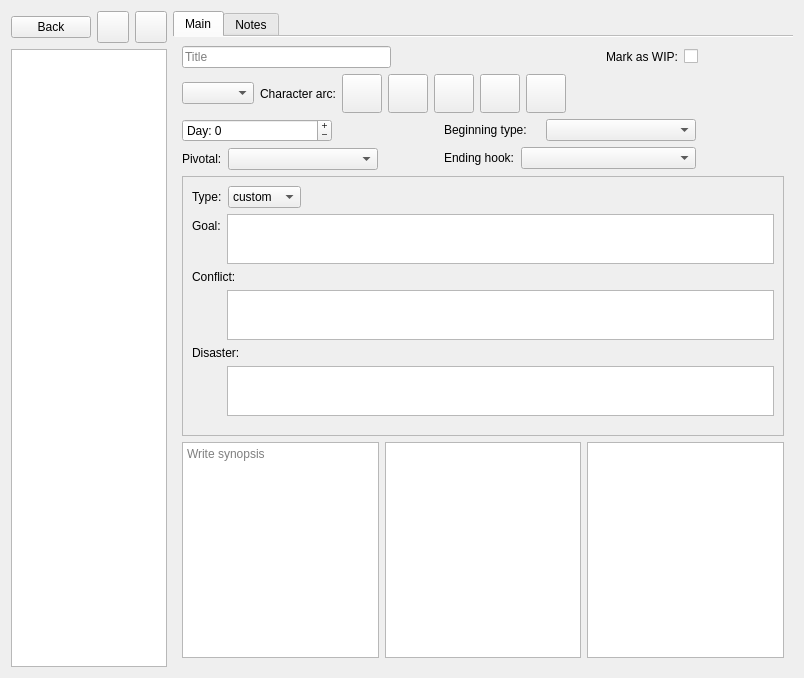
Above: ui/scene_editor.ui from zkovari/plotlyst before the change. Below: the same form after it.
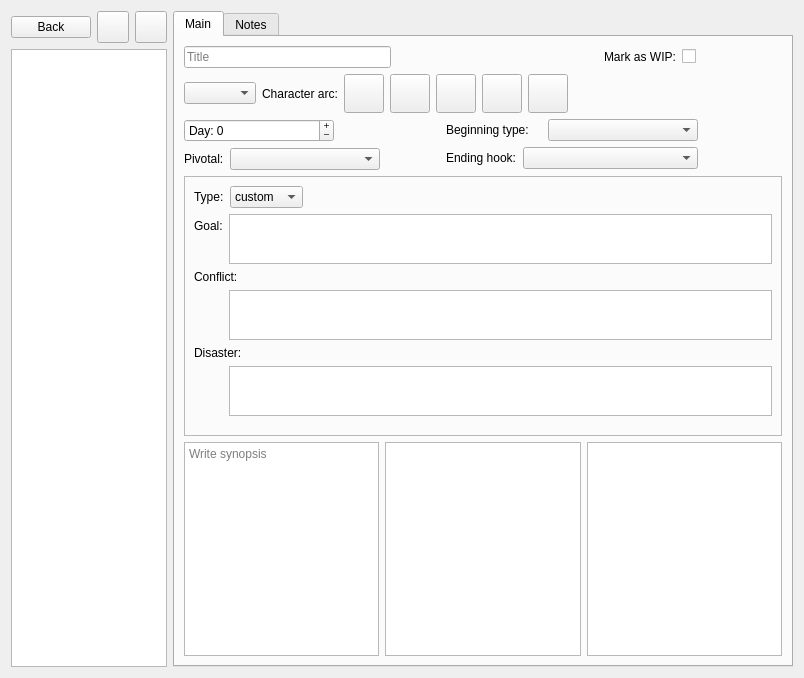
That is the form after the change.

Commit message: Remove document mode from scene editor tabs

```diff
--- a/ui/scene_editor.ui
+++ b/ui/scene_editor.ui
@@ -169,10 +169,10 @@
       </size>
      </property>
      <property name="elideMode">
-      <enum>Qt::ElideMiddle</enum>
+      <enum>Qt::ElideNone</enum>
      </property>
      <property name="documentMode">
-      <bool>true</bool>
+      <bool>false</bool>
      </property>
      <widget class="QWidget" name="tabGeneral">
       <attribute name="title">
```
The commit also changes 1 other file.
